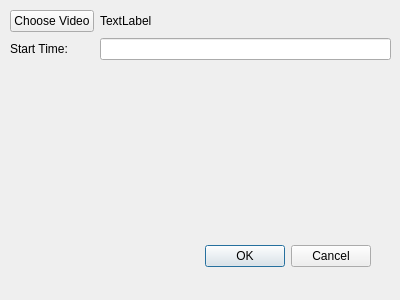
This is load_video_dialog.ui in coderkalyan/vst_project as Qt 5 draws it before an edit. The edited form follows.
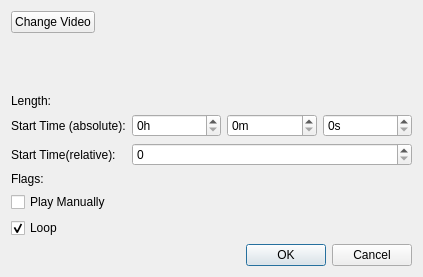
This is the edited form.

Diff of the .ui file:
```diff
--- a/load_video_dialog.ui
+++ b/load_video_dialog.ui
@@ -6,8 +6,8 @@
    <rect>
     <x>0</x>
     <y>0</y>
-    <width>400</width>
-    <height>300</height>
+    <width>423</width>
+    <height>277</height>
    </rect>
   </property>
   <property name="sizePolicy">
@@ -16,61 +16,186 @@
     <verstretch>0</verstretch>
    </sizepolicy>
   </property>
+  <property name="minimumSize">
+   <size>
+    <width>423</width>
+    <height>277</height>
+   </size>
+  </property>
+  <property name="maximumSize">
+   <size>
+    <width>423</width>
+    <height>277</height>
+   </size>
+  </property>
   <property name="windowTitle">
    <string>Dialog</string>
   </property>
-  <widget class="QDialogButtonBox" name="buttonbox_load_new_video">
-   <property name="geometry">
-    <rect>
-     <x>30</x>
-     <y>240</y>
-     <width>341</width>
-     <height>32</height>
-    </rect>
-   </property>
-   <property name="orientation">
-    <enum>Qt::Horizontal</enum>
-   </property>
-   <property name="standardButtons">
-    <set>QDialogButtonBox::Cancel|QDialogButtonBox::Ok</set>
-   </property>
-  </widget>
-  <widget class="QWidget" name="formLayoutWidget">
-   <property name="geometry">
-    <rect>
-     <x>10</x>
-     <y>10</y>
-     <width>381</width>
-     <height>221</height>
-    </rect>
-   </property>
-   <layout class="QFormLayout" name="formLayout">
-    <item row="0" column="0">
-     <widget class="QPushButton" name="button_choose_video">
-      <property name="text">
-       <string>Choose Video</string>
-      </property>
-     </widget>
-    </item>
-    <item row="0" column="1">
-     <widget class="QLabel" name="label_load_video_name">
-      <property name="text">
-       <string>TextLabel</string>
-      </property>
-     </widget>
-    </item>
-    <item row="1" column="0">
-     <widget class="QLabel" name="label_start_time">
-      <property name="text">
-       <string>Start Time:</string>
-      </property>
-     </widget>
-    </item>
-    <item row="1" column="1">
-     <widget class="QLineEdit" name="lineedit_start_time"/>
-    </item>
-   </layout>
-  </widget>
+  <property name="sizeGripEnabled">
+   <bool>false</bool>
+  </property>
+  <layout class="QFormLayout" name="formLayout">
+   <item row="1" column="1">
+    <widget class="QLabel" name="label_load_video_name">
+     <property name="text">
+      <string>&lt;FileName&gt;</string>
+     </property>
+    </widget>
+   </item>
+   <item row="2" column="1">
+    <spacer name="verticalSpacer">
+     <property name="orientation">
+      <enum>Qt::Vertical</enum>
+     </property>
+     <property name="sizeHint" stdset="0">
+      <size>
+       <width>249</width>
+       <height>10</height>
+      </size>
+     </property>
+    </spacer>
+   </item>
+   <item row="3" column="0">
+    <widget class="QLabel" name="label_length">
+     <property name="text">
+      <string>Length:</string>
+     </property>
+    </widget>
+   </item>
+   <item row="5" column="0">
+    <widget class="QLabel" name="label_absolute">
+     <property name="toolTip">
+      <string>&lt;html&gt;&lt;head/&gt;&lt;body&gt;&lt;p&gt;The absolute time the video starts (ex: 8:31:00) in note format (HH:MM:SS)&lt;/p&gt;&lt;/body&gt;&lt;/html&gt;</string>
+     </property>
+     <property name="text">
+      <string>Start Time (absolute):</string>
+     </property>
+     <property name="scaledContents">
+      <bool>false</bool>
+     </property>
+    </widget>
+   </item>
+   <item row="5" column="1">
+    <layout class="QHBoxLayout" name="horizontalLayout">
+     <item>
+      <widget class="QSpinBox" name="hours">
+       <property name="enabled">
+        <bool>true</bool>
+       </property>
+       <property name="suffix">
+        <string>h</string>
+       </property>
+       <property name="maximum">
+        <number>23</number>
+       </property>
+      </widget>
+     </item>
+     <item>
+      <widget class="QSpinBox" name="seconds">
+       <property name="enabled">
+        <bool>true</bool>
+       </property>
+       <property name="suffix">
+        <string>m</string>
+       </property>
+       <property name="maximum">
+        <number>59</number>
+       </property>
+      </widget>
+     </item>
+     <item>
+      <widget class="QSpinBox" name="minutes">
+       <property name="enabled">
+        <bool>true</bool>
+       </property>
+       <property name="suffix">
+        <string>s</string>
+       </property>
+       <property name="maximum">
+        <number>59</number>
+       </property>
+      </widget>
+     </item>
+    </layout>
+   </item>
+   <item row="7" column="0">
+    <widget class="QLabel" name="label_4">
+     <property name="text">
+      <string>Flags:</string>
+     </property>
+    </widget>
+   </item>
+   <item row="9" column="0" colspan="2">
+    <widget class="QCheckBox" name="manualPlay">
+     <property name="text">
+      <string>Play Manually</string>
+     </property>
+     <property name="checked">
+      <bool>false</bool>
+     </property>
+     <property name="tristate">
+      <bool>false</bool>
+     </property>
+    </widget>
+   </item>
+   <item row="10" column="0">
+    <widget class="QCheckBox" name="loop">
+     <property name="text">
+      <string>Loop</string>
+     </property>
+     <property name="checked">
+      <bool>true</bool>
+     </property>
+    </widget>
+   </item>
+   <item row="11" column="0" colspan="2">
+    <widget class="QDialogButtonBox" name="buttonBox">
+     <property name="orientation">
+      <enum>Qt::Horizontal</enum>
+     </property>
+     <property name="standardButtons">
+      <set>QDialogButtonBox::Cancel|QDialogButtonBox::Ok</set>
+     </property>
+    </widget>
+   </item>
+   <item row="1" column="0">
+    <widget class="QPushButton" name="button_choose_video">
+     <property name="text">
+      <string>Change Video</string>
+     </property>
+    </widget>
+   </item>
+   <item row="3" column="1">
+    <widget class="QLabel" name="label_load_video_length">
+     <property name="text">
+      <string>&lt;Length&gt;</string>
+     </property>
+    </widget>
+   </item>
+   <item row="6" column="0">
+    <widget class="QLabel" name="label_relative">
+     <property name="toolTip">
+      <string>&lt;html&gt;&lt;head/&gt;&lt;body&gt;&lt;p&gt;The delay between the END of the last video and the START of this one in seconds.&lt;/p&gt;&lt;/body&gt;&lt;/html&gt;</string>
+     </property>
+     <property name="text">
+      <string>Start Time(relative):</string>
+     </property>
+    </widget>
+   </item>
+   <item row="6" column="1">
+    <widget class="QSpinBox" name="relative_spinBox">
+     <property name="toolTip">
+      <string>The delay between the END of the last video and the START of this one.</string>
+     </property>
+     <property name="maximum">
+      <number>6000</number>
+     </property>
+     <property name="singleStep">
+      <number>60</number>
+     </property>
+    </widget>
+   </item>
+  </layout>
  </widget>
  <resources/>
  <connections>
```
Left out of the diff: 82 changed lines with no effect on the pictures.
